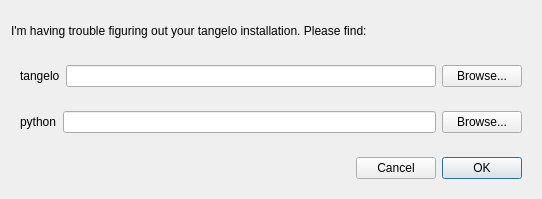
First picture: the form in ui/find_tangelo.ui, repository XDATA-Year-2/tangelo-wrapper, before the edit.
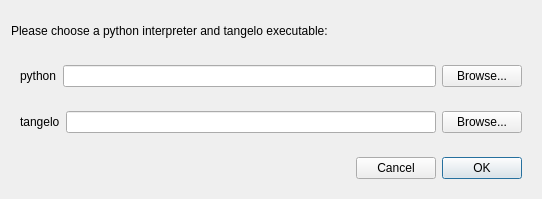
Second picture: the form after the edit.

Commit message: Added choice of python interpreter and tangelo executable

Diff of the .ui file:
```diff
--- a/ui/find_tangelo.ui
+++ b/ui/find_tangelo.ui
@@ -17,33 +17,10 @@
    <item>
     <widget class="QLabel" name="label">
      <property name="text">
-      <string>I'm having trouble figuring out your tangelo installation. Please find:</string>
+      <string>Please choose a python interpreter and tangelo executable:</string>
      </property>
     </widget>
    </item>
-   <item>
-    <widget class="QWidget" name="widget" native="true">
-     <layout class="QHBoxLayout" name="horizontalLayout">
-      <item>
-       <widget class="QLabel" name="label_2">
-        <property name="text">
-         <string>tangelo</string>
-        </property>
-       </widget>
-      </item>
-      <item>
-       <widget class="QLineEdit" name="tangeloPathBox"/>
-      </item>
-      <item>
-       <widget class="QPushButton" name="tangeloBrowse">
-        <property name="text">
-         <string>Browse...</string>
-        </property>
-       </widget>
-      </item>
-     </layout>
-    </widget>
-   </item>
    <item>
     <widget class="QWidget" name="widget_3" native="true">
      <layout class="QHBoxLayout" name="horizontalLayout_3">
@@ -67,6 +44,29 @@
      </layout>
     </widget>
    </item>
+   <item>
+    <widget class="QWidget" name="widget" native="true">
+     <layout class="QHBoxLayout" name="horizontalLayout">
+      <item>
+       <widget class="QLabel" name="label_2">
+        <property name="text">
+         <string>tangelo</string>
+        </property>
+       </widget>
+      </item>
+      <item>
+       <widget class="QLineEdit" name="tangeloPathBox"/>
+      </item>
+      <item>
+       <widget class="QPushButton" name="tangeloBrowse">
+        <property name="text">
+         <string>Browse...</string>
+        </property>
+       </widget>
+      </item>
+     </layout>
+    </widget>
+   </item>
    <item>
     <widget class="QWidget" name="widget_2" native="true">
      <layout class="QHBoxLayout" name="horizontalLayout_2">
```
The commit also changes 1 other file.
